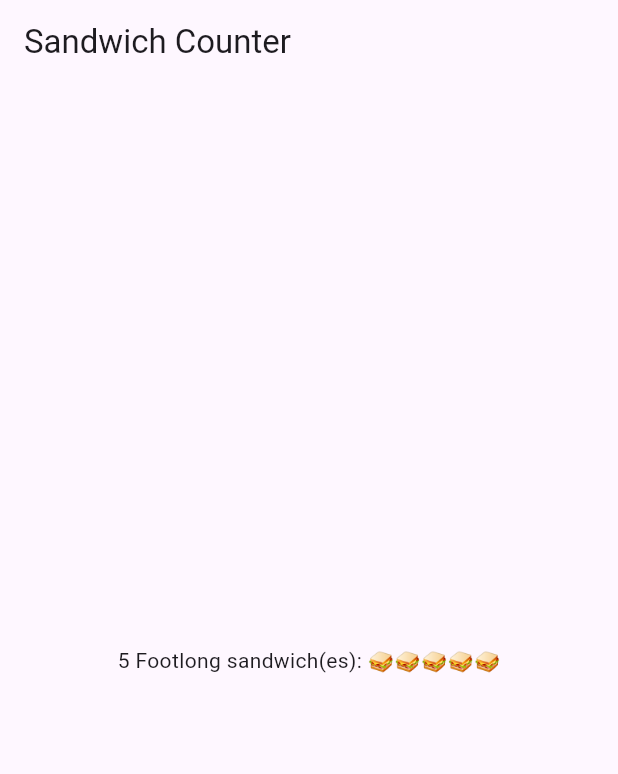
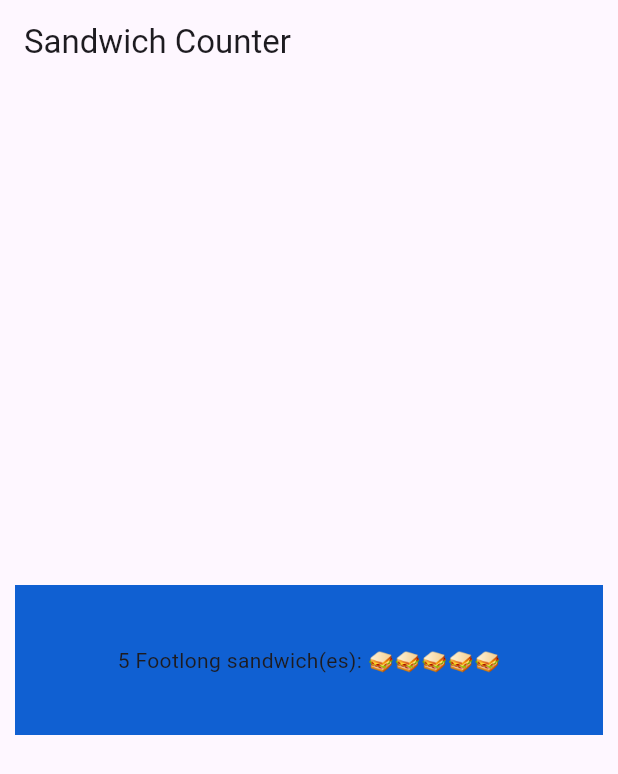
Before and after one commit to Legit-E/sandwich_shop-firebase-, a Flutter app: the screen it shows after launch, on a phone screen of 412 x 824 dp. Shown: the top 774 px of the screen. Run offline on Flutter 3.47's test engine with Material 3 defaults, Android fonts, the phone set to English and light mode, and no system bars.

Commit message:
Wrapping OrderItemDisplay in a container

```diff
--- a/lib/main.dart
+++ b/lib/main.dart
@@ -13,7 +13,18 @@ class App extends StatelessWidget {
       title: 'Sandwich Shop App',
       home: Scaffold(
         appBar: AppBar(title: const Text('Sandwich Counter')),
-        body: const Center(child: OrderItemDisplay(5, 'Footlong')),
+        body: Center(
+          child: Center(
+            child: Container(
+              margin: const EdgeInsets.all(10.0),
+              color: const Color.fromARGB(255, 16, 96, 210),
+              width: 400.0,
+              height: 100.0,
+              child: const Center(
+                child: OrderItemDisplay(5, 'Footlong')),
+            ),
+          ),
+        ),
       ),
     );
   }
```
